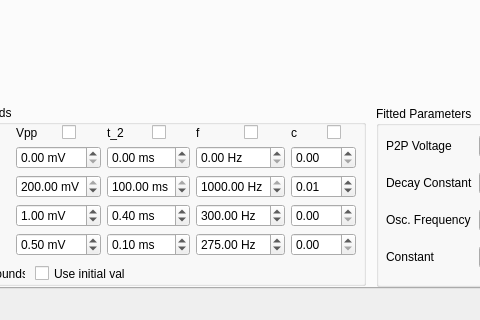
Qt form FLYNN/UI/daq_ui.ui (isispolneut/flynn_nmr_control) before a commit; both pictures show x 85 to 565 and y 219 to 539 of the 791 by 539 pixel window.
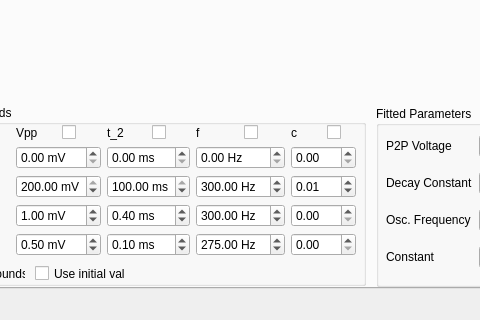
The same form after that commit. The open tabs and pages were chosen to show the change.

Diff of the .ui file:
```diff
--- a/FLYNN/UI/daq_ui.ui
+++ b/FLYNN/UI/daq_ui.ui
@@ -445,7 +445,7 @@
              <double>1000.000000000000000</double>
             </property>
             <property name="value">
-             <double>1000.000000000000000</double>
+             <double>300.000000000000000</double>
             </property>
            </widget>
           </item>
```
